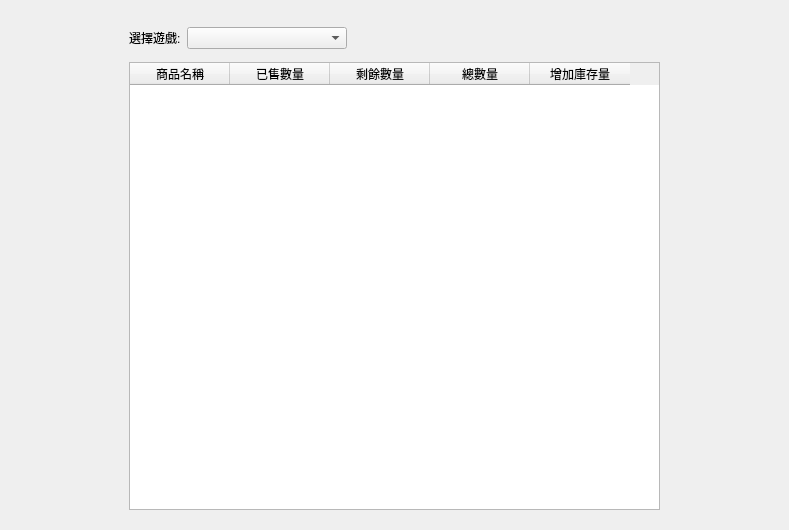
This is src/AdbClient/StageManagerSetting/LayerItemCount.ui in roger0816/Adb as Qt 5 draws it before an edit. The edited form follows.
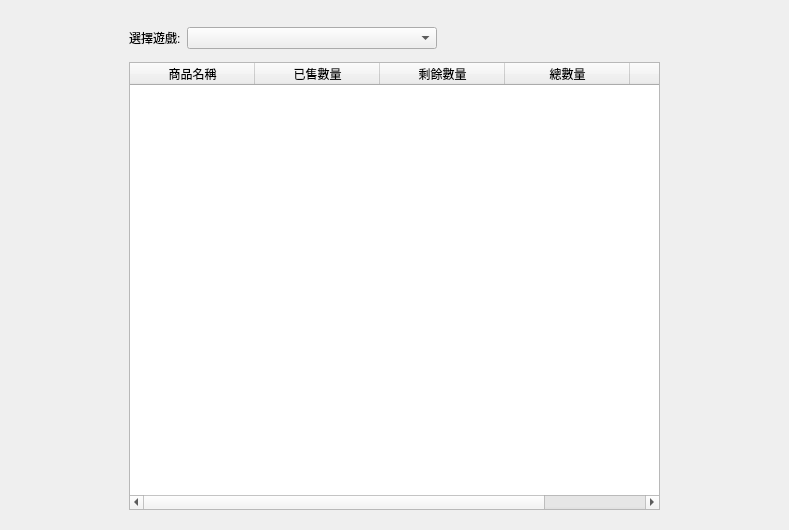
This is the edited form.

```diff
--- a/src/AdbClient/StageManagerSetting/LayerItemCount.ui
+++ b/src/AdbClient/StageManagerSetting/LayerItemCount.ui
@@ -52,7 +52,7 @@
           <widget class="QComboBox" name="cbGame">
            <property name="minimumSize">
             <size>
-             <width>160</width>
+             <width>250</width>
              <height>0</height>
             </size>
            </property>
@@ -82,6 +82,9 @@
         <property name="selectionBehavior">
          <enum>QAbstractItemView::SelectRows</enum>
         </property>
+        <attribute name="horizontalHeaderDefaultSectionSize">
+         <number>125</number>
+        </attribute>
         <column>
          <property name="text">
           <string>商品名稱</string>
```
